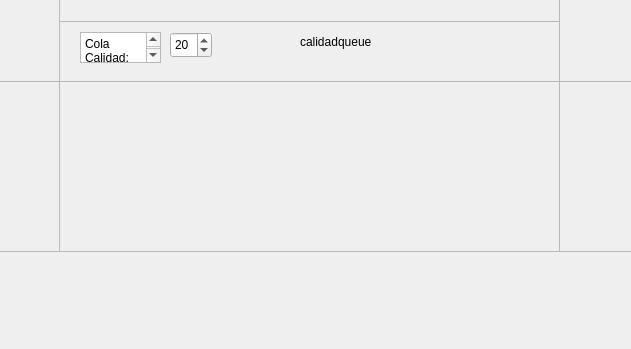
Before: the Qt Designer form MonsterFactory/mainwindow.ui in arty4325/IC2001-MonsterFactory, drawn with Qt 5; both pictures show x 381 to 1012 and y 419 to 768 of the 1366 by 768 pixel window.
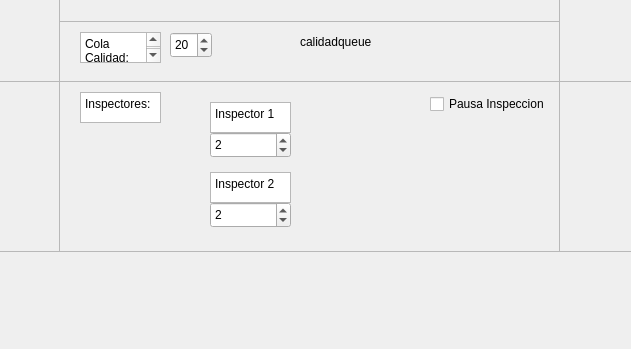
After: the same form once the commit is applied.

Commit message: Begun the calidad implementation with the inspectors

Patch:
```diff
--- a/MonsterFactory/mainwindow.ui
+++ b/MonsterFactory/mainwindow.ui
@@ -913,6 +913,111 @@
        <height>169</height>
       </rect>
      </property>
+     <widget class="QTextEdit" name="textEdit_12">
+      <property name="geometry">
+       <rect>
+        <x>20</x>
+        <y>10</y>
+        <width>81</width>
+        <height>31</height>
+       </rect>
+      </property>
+      <property name="html">
+       <string>&lt;!DOCTYPE HTML PUBLIC &quot;-//W3C//DTD HTML 4.0//EN&quot; &quot;http://www.w3.org/TR/REC-html40/strict.dtd&quot;&gt;
+&lt;html&gt;&lt;head&gt;&lt;meta name=&quot;qrichtext&quot; content=&quot;1&quot; /&gt;&lt;meta charset=&quot;utf-8&quot; /&gt;&lt;style type=&quot;text/css&quot;&gt;
+p, li { white-space: pre-wrap; }
+hr { height: 1px; border-width: 0; }
+li.unchecked::marker { content: &quot;\2610&quot;; }
+li.checked::marker { content: &quot;\2612&quot;; }
+&lt;/style&gt;&lt;/head&gt;&lt;body style=&quot; font-family:'Segoe UI'; font-size:9pt; font-weight:400; font-style:normal;&quot;&gt;
+&lt;p style=&quot; margin-top:0px; margin-bottom:0px; margin-left:0px; margin-right:0px; -qt-block-indent:0; text-indent:0px;&quot;&gt;Inspectores:&lt;/p&gt;&lt;/body&gt;&lt;/html&gt;</string>
+      </property>
+     </widget>
+     <widget class="QTextEdit" name="textEdit_13">
+      <property name="geometry">
+       <rect>
+        <x>150</x>
+        <y>20</y>
+        <width>81</width>
+        <height>31</height>
+       </rect>
+      </property>
+      <property name="html">
+       <string>&lt;!DOCTYPE HTML PUBLIC &quot;-//W3C//DTD HTML 4.0//EN&quot; &quot;http://www.w3.org/TR/REC-html40/strict.dtd&quot;&gt;
+&lt;html&gt;&lt;head&gt;&lt;meta name=&quot;qrichtext&quot; content=&quot;1&quot; /&gt;&lt;meta charset=&quot;utf-8&quot; /&gt;&lt;style type=&quot;text/css&quot;&gt;
+p, li { white-space: pre-wrap; }
+hr { height: 1px; border-width: 0; }
+li.unchecked::marker { content: &quot;\2610&quot;; }
+li.checked::marker { content: &quot;\2612&quot;; }
+&lt;/style&gt;&lt;/head&gt;&lt;body style=&quot; font-family:'Segoe UI'; font-size:9pt; font-weight:400; font-style:normal;&quot;&gt;
+&lt;p style=&quot; margin-top:0px; margin-bottom:0px; margin-left:0px; margin-right:0px; -qt-block-indent:0; text-indent:0px;&quot;&gt;Inspector 1&lt;/p&gt;&lt;/body&gt;&lt;/html&gt;</string>
+      </property>
+     </widget>
+     <widget class="QTextEdit" name="textEdit_14">
+      <property name="geometry">
+       <rect>
+        <x>150</x>
+        <y>90</y>
+        <width>81</width>
+        <height>31</height>
+       </rect>
+      </property>
+      <property name="html">
+       <string>&lt;!DOCTYPE HTML PUBLIC &quot;-//W3C//DTD HTML 4.0//EN&quot; &quot;http://www.w3.org/TR/REC-html40/strict.dtd&quot;&gt;
+&lt;html&gt;&lt;head&gt;&lt;meta name=&quot;qrichtext&quot; content=&quot;1&quot; /&gt;&lt;meta charset=&quot;utf-8&quot; /&gt;&lt;style type=&quot;text/css&quot;&gt;
+p, li { white-space: pre-wrap; }
+hr { height: 1px; border-width: 0; }
+li.unchecked::marker { content: &quot;\2610&quot;; }
+li.checked::marker { content: &quot;\2612&quot;; }
+&lt;/style&gt;&lt;/head&gt;&lt;body style=&quot; font-family:'Segoe UI'; font-size:9pt; font-weight:400; font-style:normal;&quot;&gt;
+&lt;p style=&quot; margin-top:0px; margin-bottom:0px; margin-left:0px; margin-right:0px; -qt-block-indent:0; text-indent:0px;&quot;&gt;Inspector 2&lt;/p&gt;&lt;/body&gt;&lt;/html&gt;</string>
+      </property>
+     </widget>
+     <widget class="QCheckBox" name="bandeja2CheckBox_2">
+      <property name="geometry">
+       <rect>
+        <x>370</x>
+        <y>10</y>
+        <width>121</width>
+        <height>24</height>
+       </rect>
+      </property>
+      <property name="text">
+       <string>Pausa Inspeccion</string>
+      </property>
+     </widget>
+     <widget class="QSpinBox" name="inspector1SpinBox">
+      <property name="geometry">
+       <rect>
+        <x>150</x>
+        <y>50</y>
+        <width>81</width>
+        <height>26</height>
+       </rect>
+      </property>
+      <property name="minimum">
+       <number>1</number>
+      </property>
+      <property name="value">
+       <number>2</number>
+      </property>
+     </widget>
+     <widget class="QSpinBox" name="inspector2SpinBox">
+      <property name="geometry">
+       <rect>
+        <x>150</x>
+        <y>120</y>
+        <width>81</width>
+        <height>26</height>
+       </rect>
+      </property>
+      <property name="minimum">
+       <number>1</number>
+      </property>
+      <property name="value">
+       <number>2</number>
+      </property>
+     </widget>
     </widget>
    </widget>
   </widget>
```
The commit also changes 34 other files.
